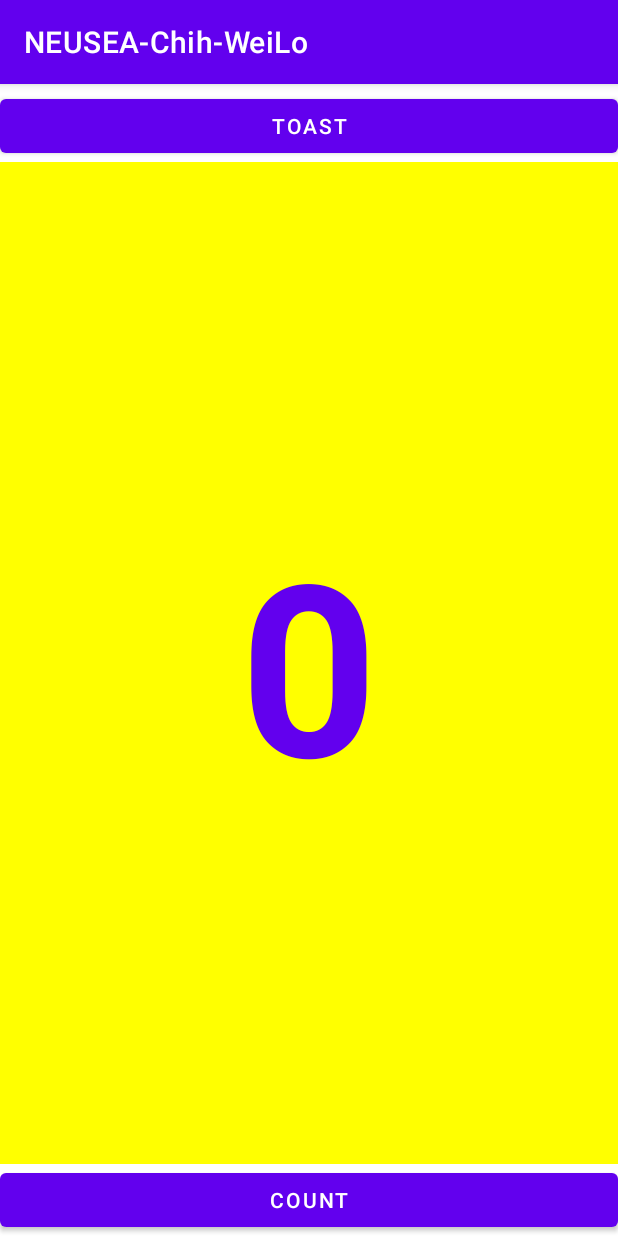
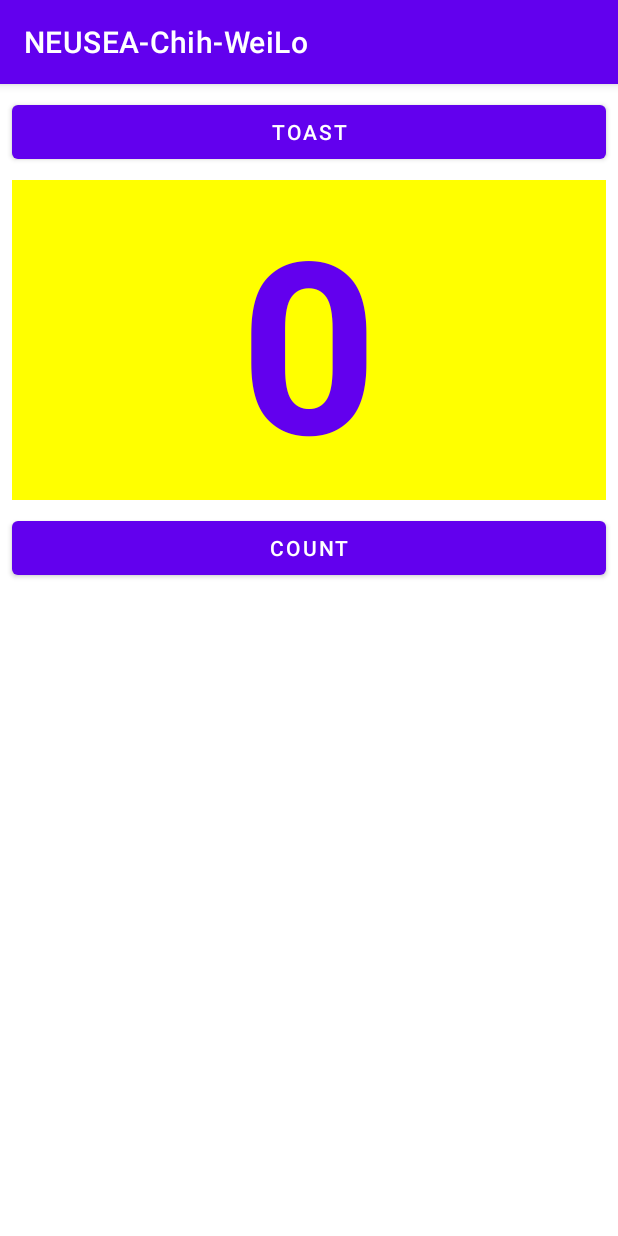
Before and after one commit to dustinlo/NEUSEA-Chih-WeiLo, an Android app: the screen it shows after launch (MainActivity), on a phone screen of 412 x 824 dp. Run offline under Robolectric (Android 15) with nearby library versions, the phone set to English and light mode, and no system bars.

Commit message:
Complete lesson 1_2B

```diff
--- /dev/null
+++ b/lesson1_1/app/src/main/res/layout-land/activity_main.xml
@@ -0,0 +1,51 @@
+<?xml version="1.0" encoding="utf-8"?>
+<androidx.constraintlayout.widget.ConstraintLayout xmlns:android="http://schemas.android.com/apk/res/android"
+    xmlns:app="http://schemas.android.com/apk/res-auto"
+    xmlns:tools="http://schemas.android.com/tools"
+    android:layout_width="match_parent"
+    android:layout_height="match_parent"
+    tools:context=".MainActivity">
+
+    <Button
+        android:id="@+id/button_toast"
+        android:layout_width="0dp"
+        android:layout_height="wrap_content"
+        android:layout_marginTop="4dp"
+        android:text="@string/button_label_toast"
+        android:textColor="@android:color/white"
+        app:layout_constraintEnd_toEndOf="parent"
+        app:layout_constraintHorizontal_bias="0.501"
+        app:layout_constraintStart_toStartOf="parent"
+        app:layout_constraintTop_toTopOf="parent"
+        android:onClick="showToast" />
+
+    <Button
+        android:id="@+id/button_count"
+        android:layout_width="0dp"
+        android:layout_height="wrap_content"
+        android:text="@string/button_label_count"
+        android:textColor="@android:color/white"
+        app:layout_constraintBottom_toBottomOf="parent"
+        app:layout_constraintEnd_toEndOf="parent"
+        app:layout_constraintHorizontal_bias="0.0"
+        app:layout_constraintStart_toStartOf="parent"
+        android:onClick="countUp" />
+
+    <TextView
+        android:id="@+id/show_count"
+        android:layout_width="0dp"
+        android:layout_height="0dp"
+        android:background="#FFFF00"
+        android:gravity="center_vertical"
+        android:text="@string/count_initial_value"
+        android:textAlignment="center"
+        android:textColor="@color/design_default_color_primary"
+        android:textSize="120sp"
+        android:textStyle="bold"
+        app:layout_constraintBottom_toTopOf="@+id/button_count"
+        app:layout_constraintEnd_toEndOf="parent"
+        app:layout_constraintHorizontal_bias="0.0"
+        app:layout_constraintStart_toStartOf="parent"
+        app:layout_constraintTop_toBottomOf="@+id/button_toast"
+        app:layout_constraintVertical_bias="0.0" />
+</androidx.constraintlayout.widget.ConstraintLayout>
--- /dev/null
+++ b/lesson1_1/app/src/main/res/layout-sw600dp/activity_main.xml
@@ -0,0 +1,46 @@
+<?xml version="1.0" encoding="utf-8"?>
+<androidx.constraintlayout.widget.ConstraintLayout xmlns:android="http://schemas.android.com/apk/res/android"
+    xmlns:app="http://schemas.android.com/apk/res-auto"
+    xmlns:tools="http://schemas.android.com/tools"
+    android:layout_width="match_parent"
+    android:layout_height="match_parent"
+    tools:context=".MainActivity">
+
+    <Button
+        android:id="@+id/button_toast"
+        android:layout_width="wrap_content"
+        android:layout_height="wrap_content"
+        android:onClick="showToast"
+        android:text="@string/button_label_toast"
+        android:textColor="@android:color/white"
+        android:textSize="60sp"
+        app:layout_constraintStart_toStartOf="parent"
+        app:layout_constraintTop_toTopOf="parent" />
+
+    <Button
+        android:id="@+id/button_count"
+        android:layout_width="wrap_content"
+        android:layout_height="wrap_content"
+        android:onClick="countUp"
+        android:text="@string/button_label_count"
+        android:textColor="@android:color/white"
+        android:textSize="60sp"
+        app:layout_constraintBaseline_toBaselineOf="@+id/button_toast"
+        app:layout_constraintStart_toEndOf="@+id/button_toast" />
+
+    <TextView
+        android:id="@+id/show_count"
+        android:layout_width="0dp"
+        android:layout_height="0dp"
+        android:background="#FFFF00"
+        android:gravity="center_vertical"
+        android:text="@string/count_initial_value"
+        android:textAlignment="center"
+        android:textColor="@color/design_default_color_primary"
+        android:textSize="200sp"
+        android:textStyle="bold"
+        app:layout_constraintBottom_toBottomOf="parent"
+        app:layout_constraintEnd_toEndOf="parent"
+        app:layout_constraintStart_toStartOf="parent"
+        app:layout_constraintTop_toBottomOf="@+id/button_toast" />
+</androidx.constraintlayout.widget.ConstraintLayout>
--- a/lesson1_1/app/src/main/res/layout/activity_main.xml
+++ b/lesson1_1/app/src/main/res/layout/activity_main.xml
@@ -1,51 +1,52 @@
 <?xml version="1.0" encoding="utf-8"?>
-<androidx.constraintlayout.widget.ConstraintLayout xmlns:android="http://schemas.android.com/apk/res/android"
+<RelativeLayout xmlns:android="http://schemas.android.com/apk/res/android"
     xmlns:app="http://schemas.android.com/apk/res-auto"
     xmlns:tools="http://schemas.android.com/tools"
     android:layout_width="match_parent"
     android:layout_height="match_parent"
-    tools:context=".MainActivity">
+    tools:context=".MainActivity"
+    android:orientation="vertical">
 
     <Button
         android:id="@+id/button_toast"
-        android:layout_width="0dp"
+        android:layout_width="match_parent"
         android:layout_height="wrap_content"
-        android:layout_marginTop="4dp"
+        android:orientation="vertical"
+        android:layout_marginEnd="8dp"
+        android:layout_marginStart="8dp"
+        android:layout_marginTop="8dp"
         android:text="@string/button_label_toast"
         android:textColor="@android:color/white"
-        app:layout_constraintEnd_toEndOf="parent"
-        app:layout_constraintHorizontal_bias="0.501"
-        app:layout_constraintStart_toStartOf="parent"
-        app:layout_constraintTop_toTopOf="parent"
         android:onClick="showToast" />
-
-    <Button
-        android:id="@+id/button_count"
-        android:layout_width="0dp"
-        android:layout_height="wrap_content"
-        android:text="@string/button_label_count"
-        android:textColor="@android:color/white"
-        app:layout_constraintBottom_toBottomOf="parent"
-        app:layout_constraintEnd_toEndOf="parent"
-        app:layout_constraintHorizontal_bias="0.0"
-        app:layout_constraintStart_toStartOf="parent"
-        android:onClick="countUp" />
 
     <TextView
         android:id="@+id/show_count"
-        android:layout_width="0dp"
-        android:layout_height="0dp"
+        android:layout_width="match_parent"
+        android:layout_height="wrap_content"
         android:background="#FFFF00"
         android:gravity="center_vertical"
         android:text="@string/count_initial_value"
         android:textAlignment="center"
         android:textColor="@color/design_default_color_primary"
         android:textSize="160sp"
+        android:layout_marginBottom="8dp"
+        android:layout_marginEnd="8dp"
+        android:layout_marginStart="8dp"
+        android:layout_marginTop="8dp"
         android:textStyle="bold"
-        app:layout_constraintBottom_toTopOf="@+id/button_count"
-        app:layout_constraintEnd_toEndOf="parent"
-        app:layout_constraintHorizontal_bias="0.0"
-        app:layout_constraintStart_toStartOf="parent"
-        app:layout_constraintTop_toBottomOf="@+id/button_toast"
-        app:layout_constraintVertical_bias="0.0" />
-</androidx.constraintlayout.widget.ConstraintLayout>
+        android:layout_below="@+id/button_toast"
+        android:layout_alignParentLeft="true"
+        android:layout_alignParentStart="true"/>
+    <Button
+        android:id="@+id/button_count"
+        android:layout_width="match_parent"
+        android:layout_height="wrap_content"
+        android:layout_marginBottom="8dp"
+        android:layout_marginEnd="8dp"
+        android:layout_marginStart="8dp"
+        android:text="@string/button_label_count"
+        android:textColor="@android:color/white"
+        android:onClick="countUp"
+        android:layout_below="@+id/show_count"
+        android:layout_centerHorizontal="true"/>
+</RelativeLayout>
```
